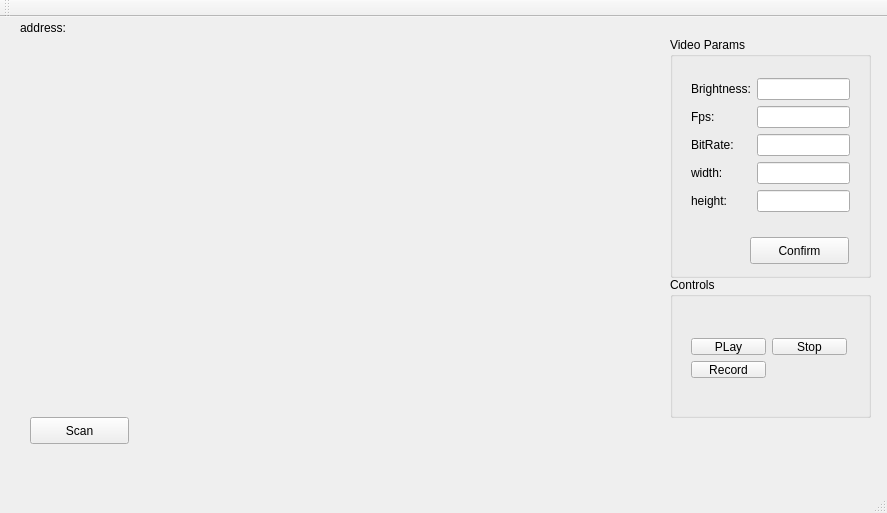
tlhc/RaspiCam, file client/RaspiCamClient/raspcammw.ui: the form before one commit.
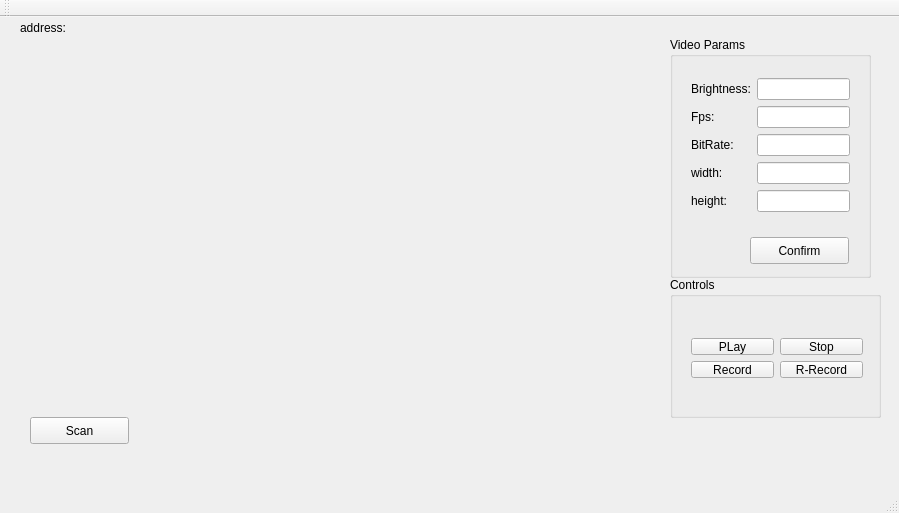
The form after the commit.

Commit message: support video record server and client

The edit to the form file:
```diff
--- a/client/RaspiCamClient/raspcammw.ui
+++ b/client/RaspiCamClient/raspcammw.ui
@@ -6,7 +6,7 @@
    <rect>
     <x>0</x>
     <y>0</y>
-    <width>887</width>
+    <width>899</width>
     <height>513</height>
    </rect>
   </property>
@@ -143,7 +143,7 @@
      <rect>
       <x>670</x>
       <y>260</y>
-      <width>201</width>
+      <width>211</width>
       <height>141</height>
      </rect>
     </property>
@@ -155,7 +155,7 @@
       <rect>
        <x>10</x>
        <y>50</y>
-       <width>178</width>
+       <width>194</width>
        <height>62</height>
       </rect>
      </property>
@@ -181,6 +181,13 @@
         </property>
        </widget>
       </item>
+      <item row="1" column="1">
+       <widget class="QPushButton" name="btn_remoteRcd">
+        <property name="text">
+         <string>R-Record</string>
+        </property>
+       </widget>
+      </item>
      </layout>
     </widget>
    </widget>
```
Left out of the diff: 2 changed lines with no effect on the pictures. The commit also changes 7 other files.
